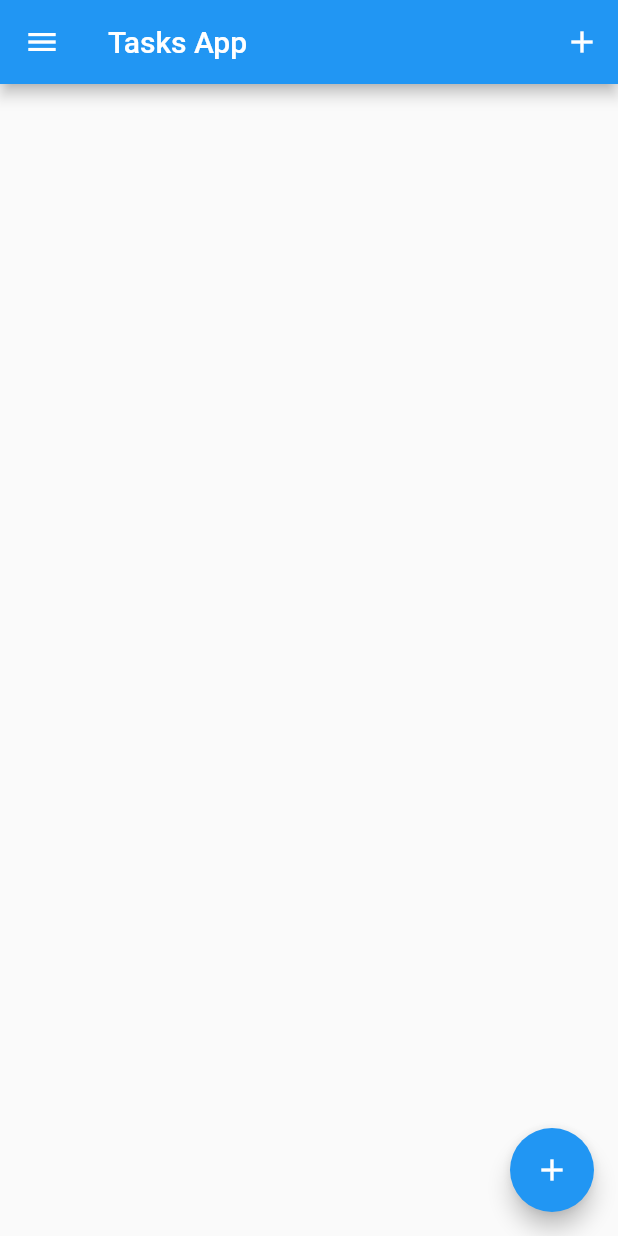
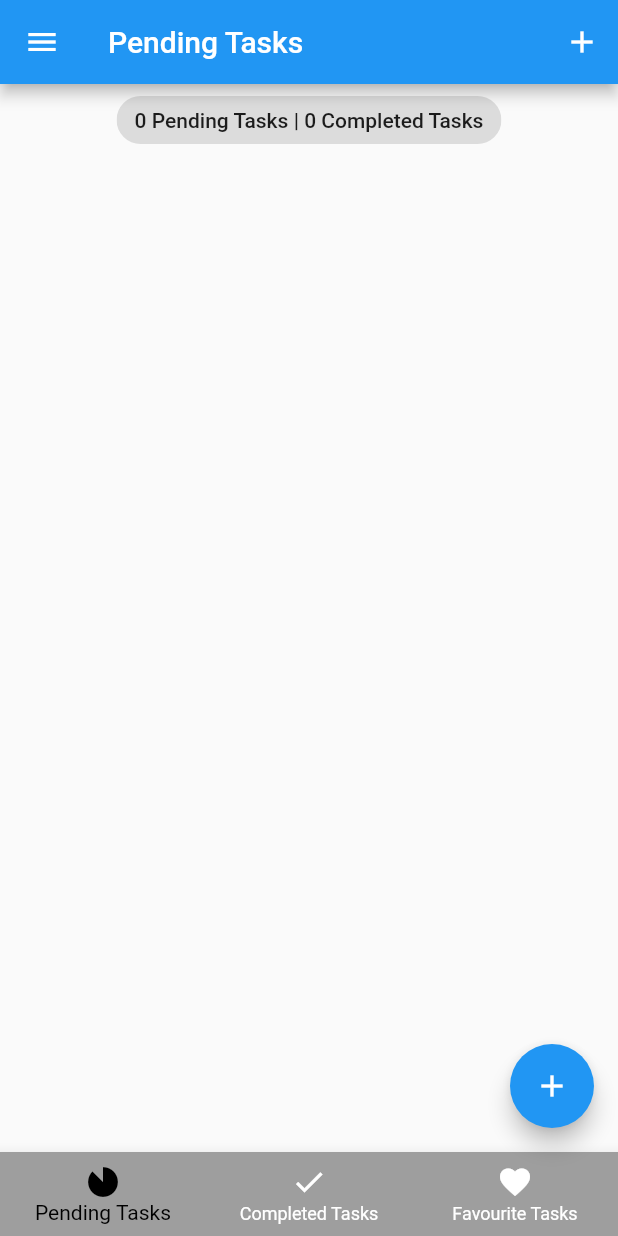
Before and after one commit to ReddyGona/task_manager_app, a Flutter app: the screen it shows after launch, on a phone screen of 412 x 824 dp. Run offline on Flutter 3.47's test engine with Material 2 defaults, Android fonts, the phone set to English and light mode, and no system bars; our stand-ins replace bloc, equatable, flutter_bloc, hydrated_bloc.

Commit message:
added bottom nav bar and selectable expansion tile

```diff
--- a/lib/blocs/tasks/tasks_state.dart
+++ b/lib/blocs/tasks/tasks_state.dart
@@ -3,30 +3,53 @@
 part of 'tasks_bloc.dart';
 
 class TasksState extends Equatable {
-  // prop to get all the tasks
-  final List<Task> allTasks;
+  // prop to get pending the tasks
+  final List<Task> pendingTasks;
+  // prop to get favourite the tasks
+  final List<Task> favouriteTasks;
+  // prop to get completed the tasks
+  final List<Task> completedTasks;
   // prop to get the list of removed tasks
   final List<Task> removedTasks;
 
   const TasksState({
-    this.allTasks = const <Task>[],
+    this.pendingTasks = const <Task>[],
+    this.favouriteTasks = const <Task>[],
+    this.completedTasks = const <Task>[],
     this.removedTasks = const <Task>[],
   });
 
   @override
-  List<Object> get props => [allTasks, removedTasks];
+  List<Object> get props => [
+        pendingTasks,
+        favouriteTasks,
+        completedTasks,
+        removedTasks,
+      ];
 
   Map<String, dynamic> toMap() {
     return <String, dynamic>{
-      'allTasks': allTasks.map((x) => x.toMap()).toList(),
+      'pendingTasks': pendingTasks.map((x) => x.toMap()).toList(),
+      'favouriteTasks': favouriteTasks.map((x) => x.toMap()).toList(),
+      'completedTasks': completedTasks.map((x) => x.toMap()).toList(),
       'removedTasks': removedTasks.map((x) => x.toMap()).toList(),
     };
   }
 
   factory TasksState.fromMap(Map<String, dynamic> map) {
     return TasksState(
-      allTasks: List<Task>.from(
-        (map['allTasks'] as List<int>).map<Task>(
+      pendingTasks: List<Task>.from(
+        (map['pendingTasks'] as List<int>).map<Task>(
+          (x) => Task.fromMap(x as Map<String, dynamic>),
+        ),
+      ),
+      favouriteTasks: List<Task>.from(
+        (map['favouriteTasks'] as List<int>).map<Task>(
+          (x) => Task.fromMap(x as Map<String, dynamic>),
+        ),
+      ),
+      completedTasks: List<Task>.from(
+        (map['completedTasks'] as List<int>).map<Task>(
           (x) => Task.fromMap(x as Map<String, dynamic>),
         ),
       ),
--- a/lib/main.dart
+++ b/lib/main.dart
@@ -3,8 +3,8 @@ import 'package:flutter_tasks_app/bloc_observer.dart';
 import 'package:flutter_tasks_app/blocs/bloc_export.dart';
 import 'package:flutter_tasks_app/utils/app_router.dart';
 import 'package:flutter_tasks_app/utils/app_theme.dart';
+import 'package:flutter_tasks_app/widgets/bottom_nav_bar.dart';
 import 'package:path_provider/path_provider.dart';
-import 'screens/tasks_screen.dart';
 
 void main() async {
   // initializing the widget bindings to do the native calls with hydrated bloc
@@ -46,7 +46,7 @@ class MyApp extends StatelessWidget {
             theme: state.switchValue
                 ? AppThemes.appThemeData[AppTheme.darkTheme]
                 : AppThemes.appThemeData[AppTheme.lightTheme],
-            home: const TasksScreen(),
+            home: const BottomNavBar(),
             onGenerateRoute: appRouter.onGeneratedRoute,
           );
         },
--- a/lib/models/task.dart
+++ b/lib/models/task.dart
@@ -4,12 +4,14 @@ import 'package:equatable/equatable.dart';
 class Task extends Equatable {
   final String id;
   final String title;
+  final String description;
   bool? isDone;
   bool? isDeleted;
 
   Task({
     required this.id,
     required this.title,
+    required this.description,
     this.isDone,
     this.isDeleted,
   }) {
@@ -20,12 +22,14 @@ class Task extends Equatable {
   Task copyWith({
     String? id,
     String? title,
+    String? description,
     bool? isDone,
     bool? isDeleted,
   }) {
     return Task(
       id: id ?? this.id,
       title: title ?? this.title,
+      description: description ?? this.description,
       isDone: isDone ?? this.isDone,
       isDeleted: isDeleted ?? this.isDeleted,
     );
@@ -35,6 +39,7 @@ class Task extends Equatable {
     return <String, dynamic>{
       'id': id,
       'title': title,
+      'description': description,
       'isDone': isDone,
       'isDeleted': isDeleted,
     };
@@ -44,11 +49,18 @@ class Task extends Equatable {
     return Task(
       id: map['id'] as String,
       title: map['title'] as String,
+      description: map['description'] as String,
       isDone: map['isDone'] != null ? map['isDone'] as bool : null,
       isDeleted: map['isDeleted'] != null ? map['isDeleted'] as bool : null,
     );
   }
 
   @override
-  List<Object?> get props => [id, title, isDone, isDeleted];
+  List<Object?> get props => [
+        id,
+        title,
+        description,
+        isDone,
+        isDeleted,
+      ];
 }
--- /dev/null
+++ b/lib/screens/pending_tasks_screen.dart
@@ -0,0 +1,31 @@
+import 'package:flutter/material.dart';
+import 'package:flutter_tasks_app/blocs/bloc_export.dart';
+import 'package:flutter_tasks_app/models/task.dart';
+import 'package:flutter_tasks_app/widgets/task_list.dart';
+
+class PendingTasksScreen extends StatelessWidget {
+  static const String routeName = "pendingTasksScreen";
+  const PendingTasksScreen({Key? key}) : super(key: key);
+
+  @override
+  Widget build(BuildContext context) {
+    return BlocBuilder<TasksBloc, TasksState>(
+      builder: (context, state) {
+        List<Task> pendingTasks = state.pendingTasks;
+        return Column(
+          crossAxisAlignment: CrossAxisAlignment.center,
+          children: [
+            Center(
+              child: Chip(
+                label: Text(
+                  '${state.pendingTasks.length} ${state.pendingTasks.length == 1 ? "Pending Task" : "Pending Tasks"} | ${state.completedTasks.length} ${state.completedTasks.length == 1 ? "Completed Task" : "Completed Tasks"}',
+                ),
+              ),
+            ),
+            TaskList(taskList: pendingTasks),
+          ],
+        );
+      },
+    );
+  }
+}
--- a/lib/screens/tasks_screen.dart
+++ /dev/null
@@ -1,72 +0,0 @@
-import 'package:flutter/material.dart';
-import 'package:flutter_tasks_app/blocs/bloc_export.dart';
-import 'package:flutter_tasks_app/models/task.dart';
-import 'package:flutter_tasks_app/widgets/add_task_bottom_sheet.dart';
-import 'package:flutter_tasks_app/widgets/side_nav_bar.dart';
-import 'package:flutter_tasks_app/widgets/task_list.dart';
-
-class TasksScreen extends StatefulWidget {
-  static const String routeName = "tasksScreen";
-  const TasksScreen({Key? key}) : super(key: key);
-
-  @override
-  State<TasksScreen> createState() => _TasksScreenState();
-}
-
-class _TasksScreenState extends State<TasksScreen> {
-  void _addTask(BuildContext context) {
-    showModalBottomSheet(
-        context: context,
-        builder: (context) {
-          return SingleChildScrollView(
-            child: Container(
-              padding: EdgeInsets.only(
-                bottom: MediaQuery.of(context).viewInsets.bottom,
-              ),
-              child: AddTaskBottomSheet(),
-            ),
-          );
-        });
-  }
-
-  @override
-  Widget build(BuildContext context) {
-    return BlocBuilder<TasksBloc, TasksState>(
-      builder: (context, state) {
-        List<Task> taskList = state.allTasks;
-        return Scaffold(
-          drawer: const SideNavBar(),
-          appBar: AppBar(
-            title: const Text('Tasks App'),
-            actions: [
-              IconButton(
-                onPressed: () => _addTask(context),
-                icon: const Icon(Icons.add),
-              )
-            ],
-          ),
-          body: Column(
-            crossAxisAlignment: CrossAxisAlignment.center,
-            children: [
-              state.allTasks.isEmpty
-                  ? const SizedBox()
-                  : Center(
-                      child: Chip(
-                        label: Text(
-                          '${state.allTasks.length} ${state.allTasks.length == 1 ? "Task" : "Tasks"}',
-                        ),
-                      ),
-                    ),
-              TaskList(taskList: taskList),
-            ],
-          ),
-          floatingActionButton: FloatingActionButton(
-            onPressed: () => _addTask(context),
-            tooltip: 'Add Task',
-            child: const Icon(Icons.add),
-          ),
-        );
-      },
-    );
-  }
-}
--- /dev/null
+++ b/lib/widgets/bottom_nav_bar.dart
@@ -0,0 +1,100 @@
+import 'package:flutter/material.dart';
+import 'package:flutter_tasks_app/screens/completed_tasks_screen.dart';
+import 'package:flutter_tasks_app/screens/favourite_tasks_screen.dart';
+import 'package:flutter_tasks_app/screens/pending_tasks_screen.dart';
+import 'package:flutter_tasks_app/widgets/add_task_bottom_sheet.dart';
+import 'package:flutter_tasks_app/widgets/side_nav_bar.dart';
+
+class BottomNavBar extends StatefulWidget {
+  static const String routeName = "bottomNavBar";
+  const BottomNavBar({super.key});
+
+  @override
+  State<BottomNavBar> createState() => _BottomNavBarState();
+}
+
+class _BottomNavBarState extends State<BottomNavBar> {
+  final List<Map<String, dynamic>> _screenDetails = [
+    {'screenName': const PendingTasksScreen(), 'title': 'Pending Tasks'},
+    {'screenName': const CompletedTasksScreen(), 'title': 'Completed Tasks'},
+    {'screenName': const FavouriteTasksScreen(), 'title': 'Favourite Tasks'},
+  ];
+
+  int _selectedScreenIndex = 0;
+
+  void _addTask(BuildContext context) {
+    showModalBottomSheet(
+        context: context,
+        isScrollControlled: true,
+        builder: (context) {
+          return SingleChildScrollView(
+            child: Container(
+              padding: EdgeInsets.only(
+                bottom: MediaQuery.of(context).viewInsets.bottom,
+              ),
+              child: AddTaskBottomSheet(),
+            ),
+          );
+        });
+  }
+
+  void _onBottomNavBarIconPressed(int index) {
+    _selectedScreenIndex = index;
+    setState(() {});
+  }
+
+  @override
+  Widget build(BuildContext context) {
+    return Scaffold(
+      appBar: _buildAppBar(context),
+      drawer: const SideNavBar(),
+      // getting the body based on the index of the tab bar
+      body: _screenDetails[_selectedScreenIndex]['screenName'],
+      floatingActionButton:
+          _selectedScreenIndex == 0 ? _buildAddTaskButton(context) : null,
+      bottomNavigationBar: _buildBottomNavbarUI(),
+    );
+  }
+
+  BottomNavigationBar _buildBottomNavbarUI() {
+    return BottomNavigationBar(
+      currentIndex: _selectedScreenIndex,
+      items: const [
+        BottomNavigationBarItem(
+          icon: Icon(Icons.incomplete_circle_sharp),
+          label: "Pending Tasks",
+        ),
+        BottomNavigationBarItem(
+          icon: Icon(Icons.done),
+          label: "Completed Tasks",
+        ),
+        BottomNavigationBarItem(
+          icon: Icon(Icons.favorite),
+          label: "Favourite Tasks",
+        ),
+      ],
+      onTap: (index) => _onBottomNavBarIconPressed(index),
+    );
+  }
+
+  FloatingActionButton _buildAddTaskButton(BuildContext context) {
+    return FloatingActionButton(
+      onPressed: () => _addTask(context),
+      tooltip: 'Add Task',
+      child: const Icon(Icons.add),
+    );
+  }
+
+  AppBar _buildAppBar(BuildContext context) {
+    return AppBar(
+      // getting the title of appbar based on the index of the tab bar
+      title: Text(_screenDetails[_selectedScreenIndex]['title']),
+      actions: [
+        IconButton(
+          onPressed: () => _addTask(context),
+          icon: const Icon(Icons.add),
+        )
+      ],
+    );
+  }
+}
--- a/lib/widgets/task_list.dart
+++ b/lib/widgets/task_list.dart
@@ -13,14 +13,54 @@ class TaskList extends StatelessWidget {
   @override
   Widget build(BuildContext context) {
     return Expanded(
-      child: ListView.builder(
-        shrinkWrap: true,
-        itemCount: taskList.length,
-        itemBuilder: (context, index) {
-          var task = taskList[index];
-          return TaskTile(task: task);
-        },
+      child: SingleChildScrollView(
+        child: ExpansionPanelList.radio(
+          children: taskList
+              .map((task) => ExpansionPanelRadio(
+                    value: task.id,
+                    headerBuilder: (context, isOpen) => TaskTile(task: task),
+                    body: _buildBody(task),
+                  ))
+              .toList(),
+        ),
+      ),
+    );
+  }
+
+  ListTile _buildBody(Task task) {
+    return ListTile(
+      title: SelectableText.rich(
+        TextSpan(
+          children: [
+            const TextSpan(
+              text: "Text:\n",
+              style: TextStyle(
+                fontWeight: FontWeight.bold,
+              ),
+            ),
+            TextSpan(text: task.title),
+            const TextSpan(
+              text: "\n\nDescription:\n",
+              style: TextStyle(
+                fontWeight: FontWeight.bold,
+              ),
+            ),
+            TextSpan(text: task.description),
+          ],
+        ),
       ),
     );
   }
 }
+
+
+// Expanded(
+//       child: ListView.builder(
+//         shrinkWrap: true,
+//         itemCount: taskList.length,
+//         itemBuilder: (context, index) {
+//           var task = taskList[index];
+//           return TaskTile(task: task);
+//         },
+//       ),
+//     );
--- a/lib/widgets/task_tile.dart
+++ b/lib/widgets/task_tile.dart
@@ -36,6 +36,7 @@ class _TaskTileState extends State<TaskTile> {
     return ListTile(
       title: Text(
         widget.task.title,
+        overflow: TextOverflow.ellipsis,
         style: TextStyle(
           decoration: widget.task.isDone!
               ? TextDecoration.lineThrough
```
Also changed, not shown: lib/blocs/tasks/tasks_bloc.dart (+27 -12 lines), lib/screens/completed_tasks_screen.dart (added, +33 -0 lines), lib/screens/favourite_tasks_screen.dart (added, +33 -0 lines), lib/utils/app_router.dart (+7 -5 lines), lib/widgets/add_task_bottom_sheet.dart (+30 -4 lines), lib/widgets/side_nav_bar.dart (+3 -5 lines).
